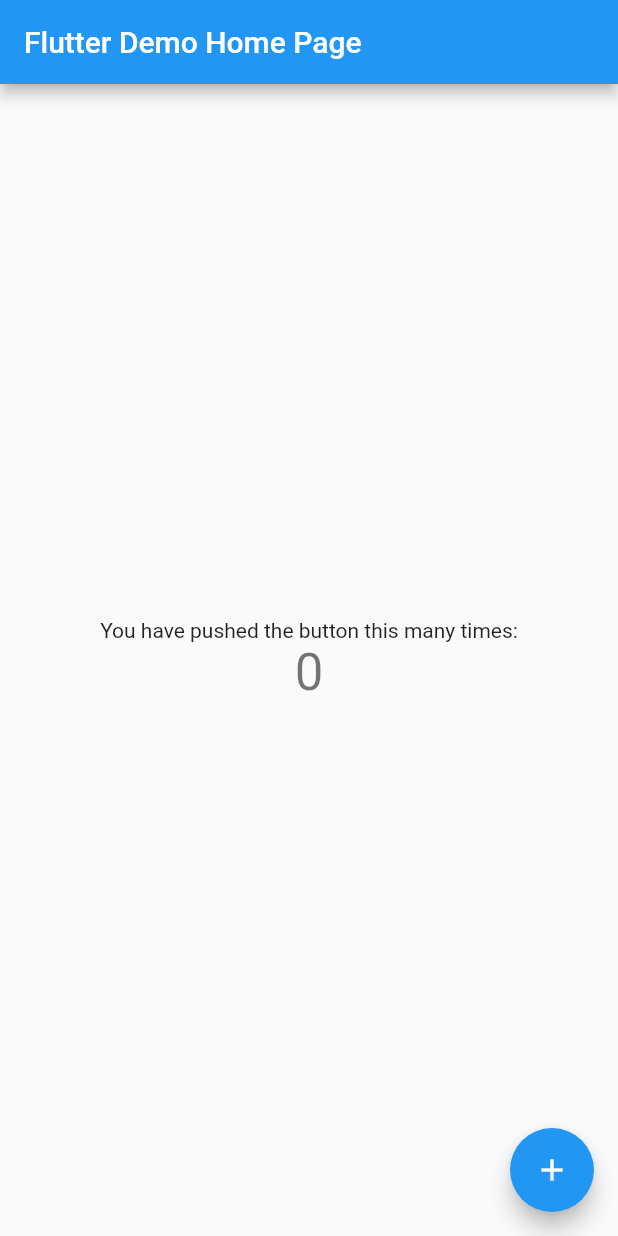
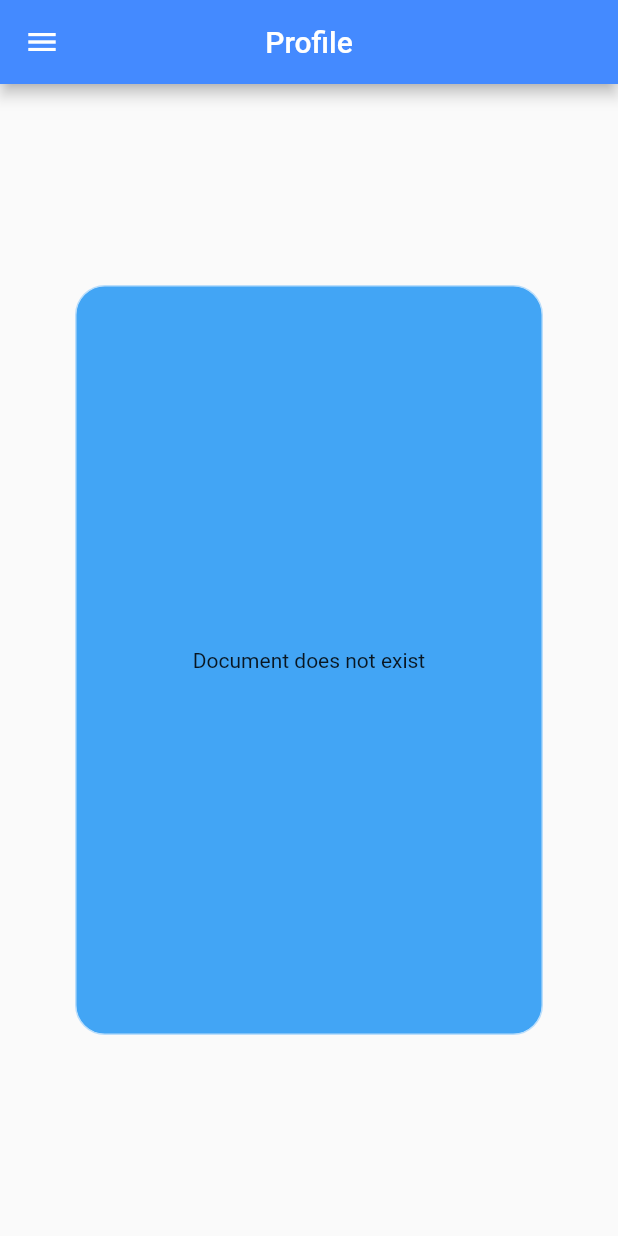
Before and after one commit to colette-exe/bloom-23, a Flutter app: the screen it shows after launch, on a phone screen of 412 x 824 dp. Run offline on Flutter 3.47's test engine with Material 2 defaults, Android fonts, the phone set to English and light mode, and no system bars; our stand-ins replace cloud_firestore, firebase_auth, firebase_core; missing offline and left inert: fake_cloud_firestore, firebase_auth_mocks; accounts and stored records are empty; generated files the repository leaves out were written again.

Commit message:
feat : add screens

```diff
--- a/lib/main.dart
+++ b/lib/main.dart
@@ -9,8 +9,13 @@
         step-by-step, little-by-little :>
     File Description: main
  */
+import 'package:bloom/providers/user_provider.dart';
+import 'package:bloom/screens/profile.dart';
+import 'package:bloom/screens/search.dart';
+
 import 'package:flutter/material.dart';
 import 'package:firebase_core/firebase_core.dart';
+import 'package:provider/provider.dart';
 import 'firebase_options.dart';
 
 void main() async {
@@ -18,67 +23,25 @@
   await Firebase.initializeApp(
     options: DefaultFirebaseOptions.currentPlatform,
   );
-  runApp(const MyApp());
+  runApp(
+    MultiProvider(
+      providers: [
+        ChangeNotifierProvider(create: ((context) => UserListProvider())),
+      ],
+      child: const MyApp(),
+    ),
+  );
 }
 
 class MyApp extends StatelessWidget {
   const MyApp({super.key});
 
-  // This widget is the root of your application.
   @override
   Widget build(BuildContext context) {
     return MaterialApp(
-      title: 'Flutter Demo',
-      theme: ThemeData(
-        primarySwatch: Colors.blue,
-      ),
-      home: const MyHomePage(title: 'Flutter Demo Home Page'),
+      title: 'Exercise 6',
+      initialRoute: '/',
+      routes: {'/': (context) => Profile(), '/search': (context) => Search()},
     );
   }
 }
-
-class MyHomePage extends StatefulWidget {
-  const MyHomePage({super.key, required this.title});
-  final String title;
-
-  @override
-  State<MyHomePage> createState() => _MyHomePageState();
-}
-
-class _MyHomePageState extends State<MyHomePage> {
-  int _counter = 0;
-
-  void _incrementCounter() {
-    setState(() {
-      _counter++;
-    });
-  }
-
-  @override
-  Widget build(BuildContext context) {
-    return Scaffold(
-      appBar: AppBar(
-        title: Text(widget.title),
-      ),
-      body: Center(
-        child: Column(
-          mainAxisAlignment: MainAxisAlignment.center,
-          children: <Widget>[
-            const Text(
-              'You have pushed the button this many times:',
-            ),
-            Text(
-              '$_counter',
-              style: Theme.of(context).textTheme.headline4,
-            ),
-          ],
-        ),
-      ),
-      floatingActionButton: FloatingActionButton(
-        onPressed: _incrementCounter,
-        tooltip: 'Increment',
-        child: const Icon(Icons.add),
-      ),
-    );
-  }
-}
--- /dev/null
+++ b/lib/screens/profile.dart
@@ -0,0 +1,160 @@
+/*
+    Author: Angelica Nicolette U. Adoptante
+    Section: D1L
+    Date created: November 14, 2022
+    Exercise number: 06
+    Program Description:
+          A Firebase Project that uses the database
+          to store users, access it when looking up users,
+          and for adding, unfriending, sending, rejecting, and accepting
+          friend requests
+ */
+import 'package:bloom/providers/user_provider.dart';
+import 'package:bloom/screens/user_page.dart';
+import 'package:flutter/material.dart';
+import 'package:provider/provider.dart';
+import 'package:cloud_firestore/cloud_firestore.dart';
+import 'package:bloom/models/user_model.dart';
+
+class Profile extends StatefulWidget {
+  Profile({super.key});
+  String userName = "user1";
+
+  @override
+  State<Profile> createState() => _ProfileState();
+}
+
+class _ProfileState extends State<Profile> {
+  Widget friendsWidget(BuildContext context, lst) {
+    if (lst.length > 0) {
+      return Column(
+          mainAxisAlignment: MainAxisAlignment.spaceAround,
+          children: [
+            const Text("FRIENDS",
+                style: TextStyle(
+                    fontSize: 20,
+                    fontWeight: FontWeight.w200,
+                    fontFamily: 'Poppins',
+                    letterSpacing: 1.0,
+                    color: Colors.black54)),
+            SizedBox(
+                height: 300,
+                child: ListView.builder(
+                  itemCount: lst.length,
+                  shrinkWrap: true,
+                  itemBuilder: ((context, index) {
+                    // List f = context
+                    //     .read<UserListProvider>()
+                    //     .getUserByUserId(lst[index]);
+                    return Text(lst[index],
+                        style: TextStyle(
+                            fontSize: 14,
+                            fontWeight: FontWeight.w200,
+                            fontFamily: 'Poppins',
+                            letterSpacing: 1.0,
+                            color: Colors.blueGrey.shade800));
+                  }),
+                ))
+          ]);
+    } else {
+      return Text("No Friends Yet",
+          style: TextStyle(
+              fontSize: 14,
+              fontWeight: FontWeight.bold,
+              fontFamily: 'Poppins',
+              color: Colors.blue.shade700));
+    }
+  }
+
+  @override
+  Widget build(BuildContext context) {
+    DocumentReference userDoc =
+        context.watch<UserListProvider>().getUserByUserName(widget.userName);
+    // final args = ModalRoute.of(context)!.settings.arguments as InputName;
+    return Scaffold(
+      drawer: Drawer(
+        child: Drawer(
+          child: ListView(padding: EdgeInsets.zero, children: [
+            const DrawerHeader(
+              decoration: BoxDecoration(
+                color: Colors.blueAccent,
+              ),
+              child: Text('WHERE TO?'),
+            ),
+            ListTile(
+                title: const Text('Search Friends'),
+                onTap: () {
+                  Navigator.pop(context);
+                  Navigator.pushNamed(context, '/search');
+                })
+          ]),
+        ),
+      ),
+      appBar: AppBar(
+        title: const Text('Profile'),
+        centerTitle: true,
+        backgroundColor: Colors.blueAccent,
+      ),
+      body: Center(
+        widthFactor: MediaQuery.of(context).size.width,
+        heightFactor: MediaQuery.of(context).size.height,
+        child: Container(
+          decoration: BoxDecoration(
+              border: Border.all(color: Colors.blue.shade100),
+              borderRadius: const BorderRadius.all(Radius.circular(20)),
+              color: Colors.blue.shade400),
+          width: 400,
+          height: 500,
+          alignment: Alignment.center,
+          margin: const EdgeInsets.all(50),
+          padding: const EdgeInsets.all(50),
+          child: FutureBuilder<DocumentSnapshot>(
+              future: userDoc.get(),
+              builder: (context, AsyncSnapshot<DocumentSnapshot> snapshot) {
+                if (snapshot.hasError) {
+                  return const Text("Something went wrong");
+                }
+                if (snapshot.hasData && !snapshot.data!.exists) {
+                  return const Text("Document does not exist");
+                }
+                if (snapshot.connectionState == ConnectionState.done) {
+                  Map<String, dynamic> data =
+                      snapshot.data!.data() as Map<String, dynamic>;
+                  return SizedBox(
+                      height: 500,
+                      child: Column(
+                        mainAxisAlignment: MainAxisAlignment.spaceEvenly,
+                        children: [
+                          Column(children: [
+                            Text(data['displayName'],
+                                style: const TextStyle(
+                                    fontSize: 30,
+                                    fontWeight: FontWeight.bold,
+                                    fontFamily: 'Poppins',
+                                    letterSpacing: 1.5,
+                                    color: Colors.white)),
+                            Text(data['userName'],
+                                style: const TextStyle(
+                                    fontSize: 14,
+                                    fontWeight: FontWeight.bold,
+                                    fontFamily: 'Poppins',
+                                    color: Colors.black87))
+                          ]),
+                          friendsWidget(context, data['friends']),
+                        ],
+                      ));
+                }
+
+                return const Text("LOADING",
+                    style: TextStyle(
+                        fontSize: 15,
+                        fontWeight: FontWeight.w200,
+                        fontFamily: 'Poppins',
+                        letterSpacing: 1.0,
+                        color: Colors.black));
+              }),
+        ),
+      ),
+    );
+  }
+}
--- a/pubspec.yaml
+++ b/pubspec.yaml
@@ -41,6 +41,7 @@
   cloud_firestore: ^4.1.0
   fake_cloud_firestore: ^2.0.1
   firebase_auth_mocks: ^0.9.1
+  provider: ^6.0.4
 
 dev_dependencies:
   flutter_test:
```
Also changed, not shown: lib/screens/modal_user.dart (added, +198 -0 lines), lib/screens/search.dart (added, +74 -0 lines), lib/screens/user_page.dart (added, +177 -0 lines), pubspec.lock.
